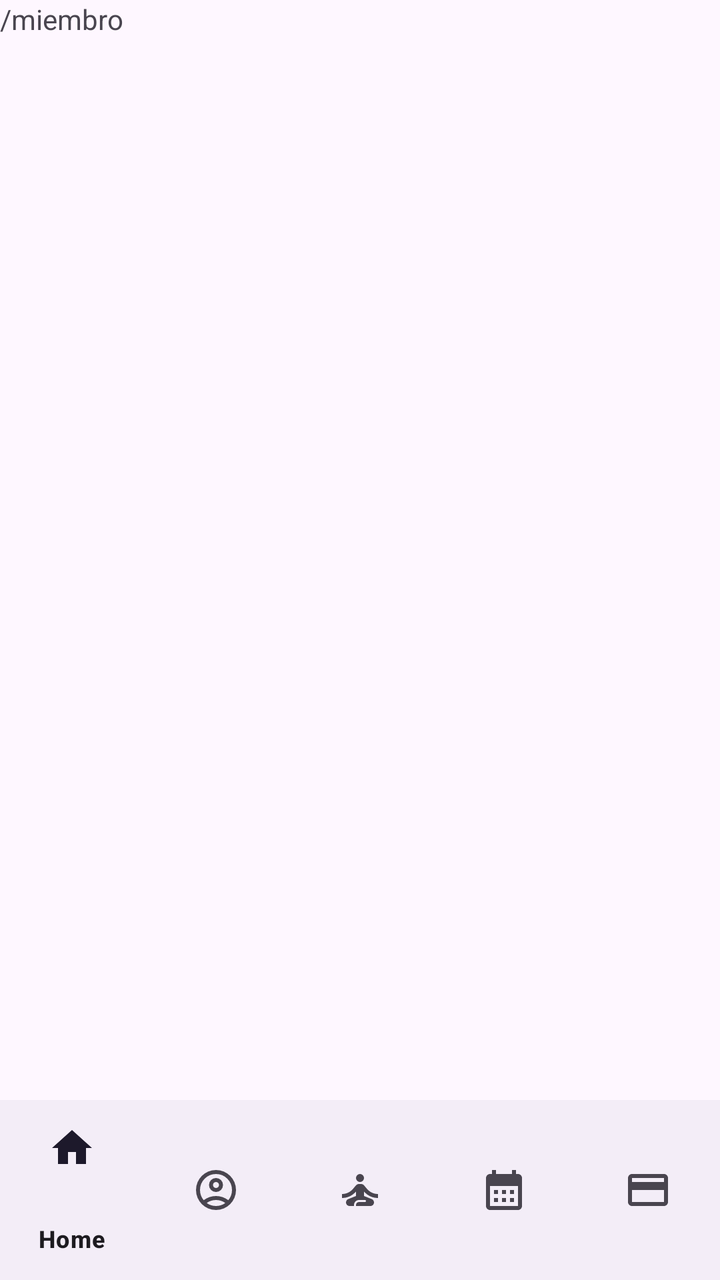
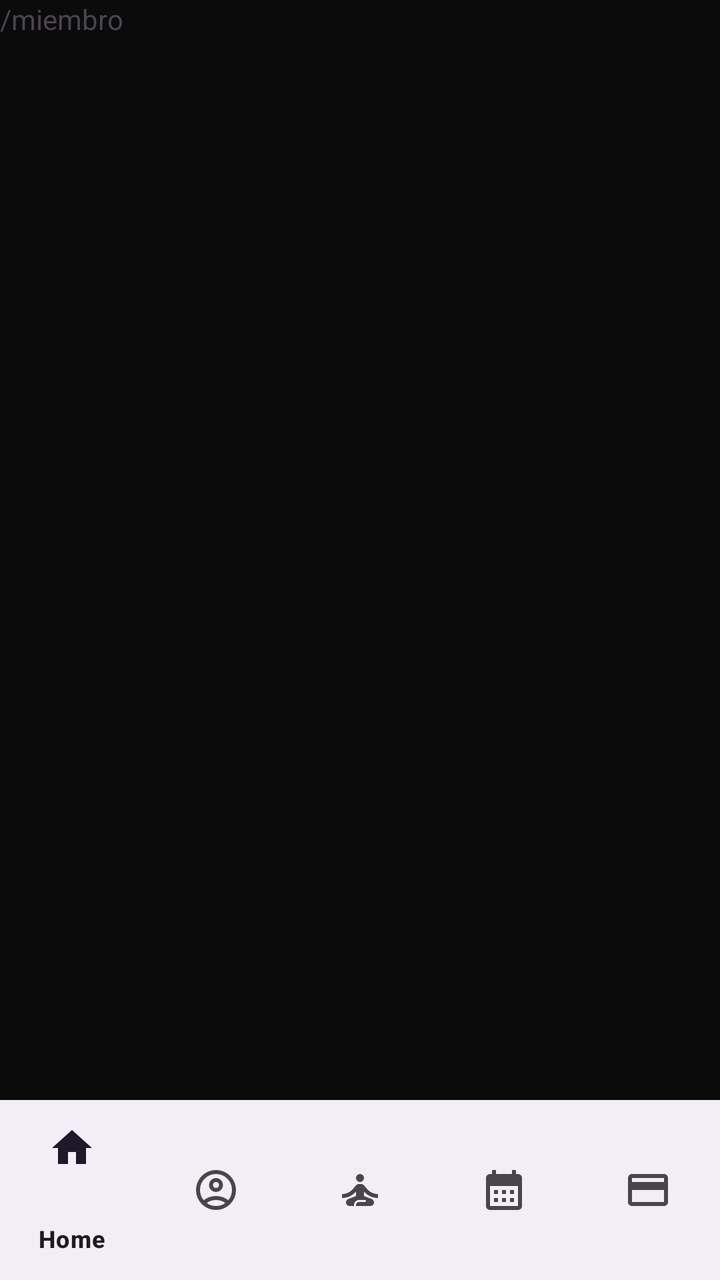

The first picture is an Android layout as it rendered before a commit; the second is the same layout after the commit. The layout source and the unified diff follow.
<!-- AndroidManifest.xml: application theme Theme.AppGYM -->
<!-- res/layout/activity_main4.xml -->
<?xml version="1.0" encoding="utf-8"?>
<androidx.constraintlayout.widget.ConstraintLayout xmlns:android="http://schemas.android.com/apk/res/android"
    xmlns:app="http://schemas.android.com/apk/res-auto"
    xmlns:tools="http://schemas.android.com/tools"
    android:id="@+id/main"
    android:layout_width="match_parent"
    android:layout_height="match_parent"
    tools:context=".MainActivity4">
<LinearLayout
    android:layout_width="match_parent"
    android:layout_height="match_parent"
    android:orientation="horizontal">
    <TextView
        android:layout_width="wrap_content"
        android:layout_height="wrap_content"
        android:text="/miembro">

    </TextView>
    <TextView
        android:id="@+id/miembro"
        android:layout_width="wrap_content"
        android:layout_height="wrap_content"
        android:text="">

    </TextView>



    </LinearLayout>
    <com.google.android.material.bottomnavigation.BottomNavigationView
        android:id="@+id/menuBajo"
        android:layout_width="match_parent"
        android:layout_height="90dp"
        app:layout_constraintBottom_toBottomOf="parent"
        app:menu="@menu/barra"/>

</androidx.constraintlayout.widget.ConstraintLayout>
<!-- resources referenced by this layout -->
<resources>
  <style name="Theme.AppGYM" parent="Base.Theme.AppGYM" />
  <style name="Base.Theme.AppGYM" parent="Theme.Material3.DayNight.NoActionBar">
          
          
      </style>
</resources>

<!-- the commit's change to res/layout/activity_main4.xml (unified diff, before → after) -->
@@ -5,24 +5,26 @@
     android:id="@+id/main"
     android:layout_width="match_parent"
     android:layout_height="match_parent"
+    android:background="@color/app_background"
     tools:context=".MainActivity4">
-<LinearLayout
-    android:layout_width="match_parent"
-    android:layout_height="match_parent"
-    android:orientation="horizontal">
-    <TextView
-        android:layout_width="wrap_content"
-        android:layout_height="wrap_content"
-        android:text="/miembro">
+    <LinearLayout
+        android:layout_width="match_parent"
+        android:layout_height="match_parent"
+        android:background="@color/app_background"
+        android:orientation="horizontal">
+        <TextView
+            android:layout_width="wrap_content"
+            android:layout_height="wrap_content"
+            android:text="/miembro">
 
-    </TextView>
-    <TextView
-        android:id="@+id/miembro"
-        android:layout_width="wrap_content"
-        android:layout_height="wrap_content"
-        android:text="">
+        </TextView>
+        <TextView
+            android:id="@+id/miembro"
+            android:layout_width="wrap_content"
+            android:layout_height="wrap_content"
+            android:text="">
 
-    </TextView>
+        </TextView>
 
 
 
<!-- resource entries referenced after the edit -->
@@ -1,5 +1,6 @@
 <!-- resources referenced by this layout -->
 <resources>
+  <color name="app_background">#0B0B0B</color>
   <style name="Theme.AppGYM" parent="Base.Theme.AppGYM" />
   <style name="Base.Theme.AppGYM" parent="Theme.Material3.DayNight.NoActionBar">
           
